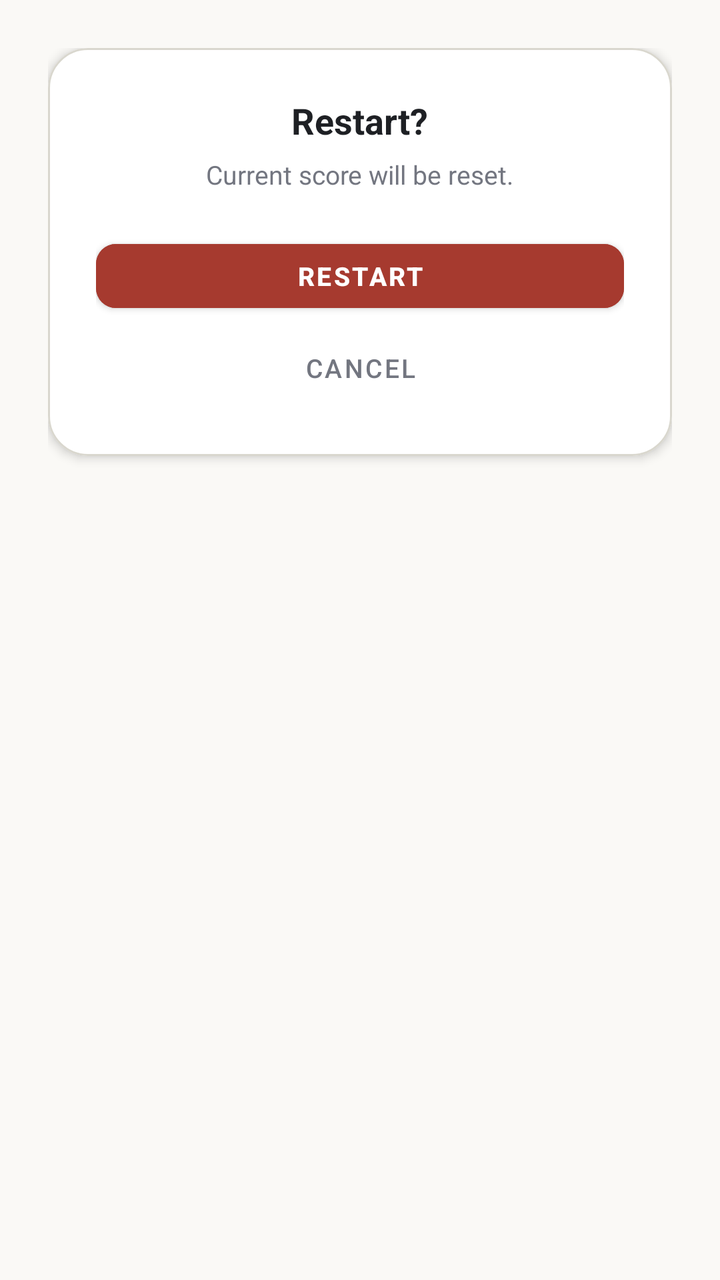
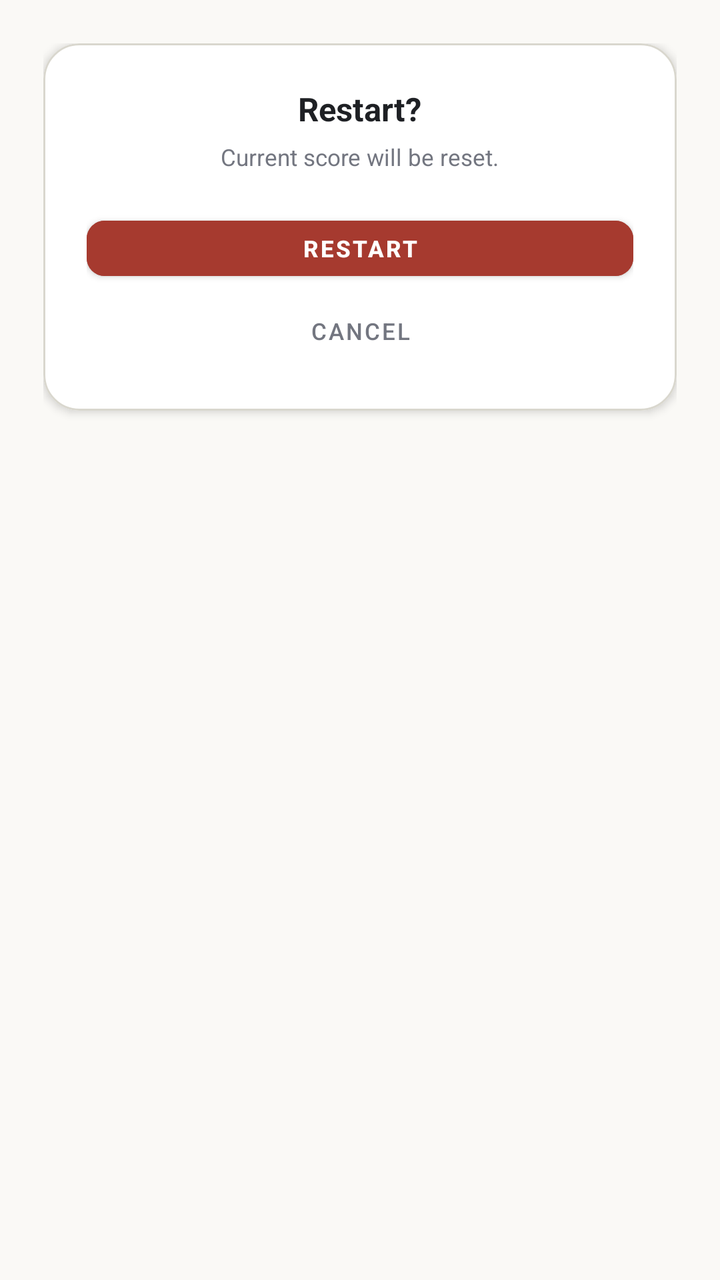

Compare the two renders of this Android layout. The source of the first and the diff that turns it into the second are given below.
<!-- AndroidManifest.xml: application theme Theme.NumberBlocks -->
<!-- res/layout/dialog_restart.xml -->
<?xml version="1.0" encoding="utf-8"?>
<LinearLayout xmlns:android="http://schemas.android.com/apk/res/android"
    xmlns:app="http://schemas.android.com/apk/res-auto"
    android:layout_width="match_parent"
    android:layout_height="wrap_content"
    android:background="@android:color/transparent"
    android:orientation="vertical"
    android:padding="24dp">

    <com.google.android.material.card.MaterialCardView
        android:layout_width="match_parent"
        android:layout_height="wrap_content"
        app:cardBackgroundColor="#FFFFFF"
        app:cardCornerRadius="20dp"
        app:cardElevation="3dp"
        app:strokeColor="#D9D7CE"
        app:strokeWidth="1dp">

        <LinearLayout
            android:layout_width="match_parent"
            android:layout_height="wrap_content"
            android:gravity="center_horizontal"
            android:orientation="vertical"
            android:padding="24dp">

            <TextView
                android:layout_width="wrap_content"
                android:layout_height="wrap_content"
                android:text="Restart?"
                android:textColor="#1E2024"
                android:textSize="18sp"
                android:textStyle="bold" />

            <TextView
                android:layout_width="wrap_content"
                android:layout_height="wrap_content"
                android:layout_marginTop="6dp"
                android:text="Current score will be reset."
                android:textColor="#737680"
                android:textSize="13sp" />

            <LinearLayout
                android:layout_width="match_parent"
                android:layout_height="wrap_content"
                android:layout_marginTop="20dp"
                android:orientation="vertical">

                <Button
                    android:id="@+id/btn_dialog_restart_confirm"
                    style="@style/Widget.MaterialComponents.Button"
                    android:layout_width="match_parent"
                    android:layout_height="44dp"
                    android:backgroundTint="#A63A2F"
                    android:text="Restart"
                    android:textColor="#FFFFFF"
                    android:textSize="13sp"
                    android:textStyle="bold"
                    app:cornerRadius="10dp" />

                <Button
                    android:id="@+id/btn_dialog_restart_cancel"
                    style="@style/Widget.MaterialComponents.Button.TextButton"
                    android:layout_width="match_parent"
                    android:layout_height="40dp"
                    android:layout_marginTop="4dp"
                    android:text="Cancel"
                    android:textColor="#737680"
                    android:textSize="13sp" />
            </LinearLayout>

        </LinearLayout>
    </com.google.android.material.card.MaterialCardView>
</LinearLayout>
<!-- resources referenced by this layout -->
<resources>
  <style name="Theme.NumberBlocks" parent="Theme.MaterialComponents.DayNight.NoActionBar">
          <item name="colorPrimary">@color/primary</item>
          <item name="colorPrimaryVariant">@color/primary_variant</item>
          <item name="colorSecondary">@color/secondary</item>
          <item name="android:statusBarColor">@color/background</item>
          <item name="android:navigationBarColor">@color/background</item>
          <item name="android:windowBackground">@color/background</item>
      </style>
  <color name="primary">#1E2024</color>
  <color name="primary_variant">#161719</color>
  <color name="secondary">#5A5D66</color>
  <color name="background">#FAF9F6</color>
</resources>

<!-- the commit's change to res/layout/dialog_restart.xml (unified diff, before → after) -->
@@ -5,67 +5,67 @@
     android:layout_height="wrap_content"
     android:background="@android:color/transparent"
     android:orientation="vertical"
-    android:padding="24dp">
+    android:padding="@dimen/dp_24">
 
     <com.google.android.material.card.MaterialCardView
         android:layout_width="match_parent"
         android:layout_height="wrap_content"
         app:cardBackgroundColor="#FFFFFF"
-        app:cardCornerRadius="20dp"
-        app:cardElevation="3dp"
+        app:cardCornerRadius="@dimen/dp_20"
+        app:cardElevation="@dimen/dp_3"
         app:strokeColor="#D9D7CE"
-        app:strokeWidth="1dp">
+        app:strokeWidth="@dimen/dp_1">
 
         <LinearLayout
             android:layout_width="match_parent"
             android:layout_height="wrap_content"
             android:gravity="center_horizontal"
             android:orientation="vertical"
-            android:padding="24dp">
+            android:padding="@dimen/dp_24">
 
             <TextView
                 android:layout_width="wrap_content"
                 android:layout_height="wrap_content"
                 android:text="Restart?"
                 android:textColor="#1E2024"
-                android:textSize="18sp"
+                android:textSize="@dimen/sp_18"
                 android:textStyle="bold" />
 
             <TextView
                 android:layout_width="wrap_content"
                 android:layout_height="wrap_content"
-                android:layout_marginTop="6dp"
+                android:layout_marginTop="@dimen/dp_6"
                 android:text="Current score will be reset."
                 android:textColor="#737680"
-                android:textSize="13sp" />
+                android:textSize="@dimen/sp_13" />
 
             <LinearLayout
                 android:layout_width="match_parent"
                 android:layout_height="wrap_content"
-                android:layout_marginTop="20dp"
+                android:layout_marginTop="@dimen/dp_20"
                 android:orientation="vertical">
 
                 <Button
                     android:id="@+id/btn_dialog_restart_confirm"
                     style="@style/Widget.MaterialComponents.Button"
                     android:layout_width="match_parent"
-                    android:layout_height="44dp"
+                    android:layout_height="@dimen/dp_44"
                     android:backgroundTint="#A63A2F"
                     android:text="Restart"
                     android:textColor="#FFFFFF"
-                    android:textSize="13sp"
+                    android:textSize="@dimen/sp_13"
                     android:textStyle="bold"
-                    app:cornerRadius="10dp" />
+                    app:cornerRadius="@dimen/dp_10" />
 
                 <Button
                     android:id="@+id/btn_dialog_restart_cancel"
                     style="@style/Widget.MaterialComponents.Button.TextButton"
                     android:layout_width="match_parent"
-                    android:layout_height="40dp"
-                    android:layout_marginTop="4dp"
+                    android:layout_height="@dimen/dp_40"
+                    android:layout_marginTop="@dimen/dp_4"
                     android:text="Cancel"
                     android:textColor="#737680"
-                    android:textSize="13sp" />
+                    android:textSize="@dimen/sp_13" />
             </LinearLayout>
 
         </LinearLayout>
<!-- resource entries referenced after the edit -->
@@ -1,5 +1,16 @@
 <!-- resources referenced by this layout -->
 <resources>
+  <dimen name="dp_1">1.00dp</dimen>
+  <dimen name="dp_10">10.00dp</dimen>
+  <dimen name="dp_20">20.00dp</dimen>
+  <dimen name="dp_24">24.00dp</dimen>
+  <dimen name="dp_3">3.00dp</dimen>
+  <dimen name="dp_4">4.00dp</dimen>
+  <dimen name="dp_40">40.00dp</dimen>
+  <dimen name="dp_44">44.00dp</dimen>
+  <dimen name="dp_6">6.00dp</dimen>
+  <dimen name="sp_13">13.00sp</dimen>
+  <dimen name="sp_18">18.00sp</dimen>
   <style name="Theme.NumberBlocks" parent="Theme.MaterialComponents.DayNight.NoActionBar">
           <item name="colorPrimary">@color/primary</item>
           <item name="colorPrimaryVariant">@color/primary_variant</item>
